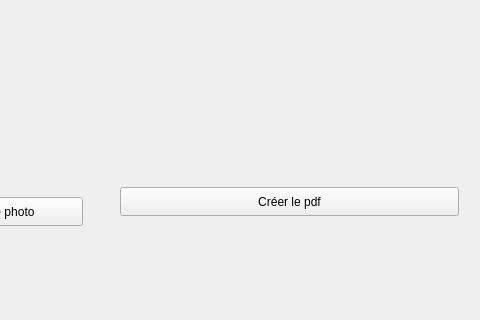
elmirge7/JobDocsCreator, file JobDocsCreator/cveditor.ui: the form before one commit; both pictures show x 180 to 660 and y 233 to 553 of the 813 by 553 pixel window.
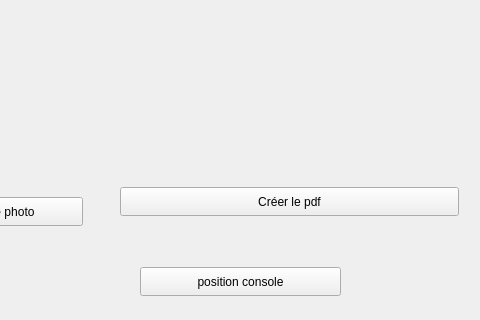
The form after the commit. The open tabs and pages were chosen to show the change.

Patch:
```diff
--- a/JobDocsCreator/cveditor.ui
+++ b/JobDocsCreator/cveditor.ui
@@ -1836,6 +1836,19 @@
     <string>Créer le pdf</string>
    </property>
   </widget>
+  <widget class="QPushButton" name="pushButton_13">
+   <property name="geometry">
+    <rect>
+     <x>320</x>
+     <y>500</y>
+     <width>201</width>
+     <height>29</height>
+    </rect>
+   </property>
+   <property name="text">
+    <string>position console</string>
+   </property>
+  </widget>
  </widget>
  <resources/>
  <connections/>
```
Left out of the diff: 2 changed lines with no effect on the pictures.
